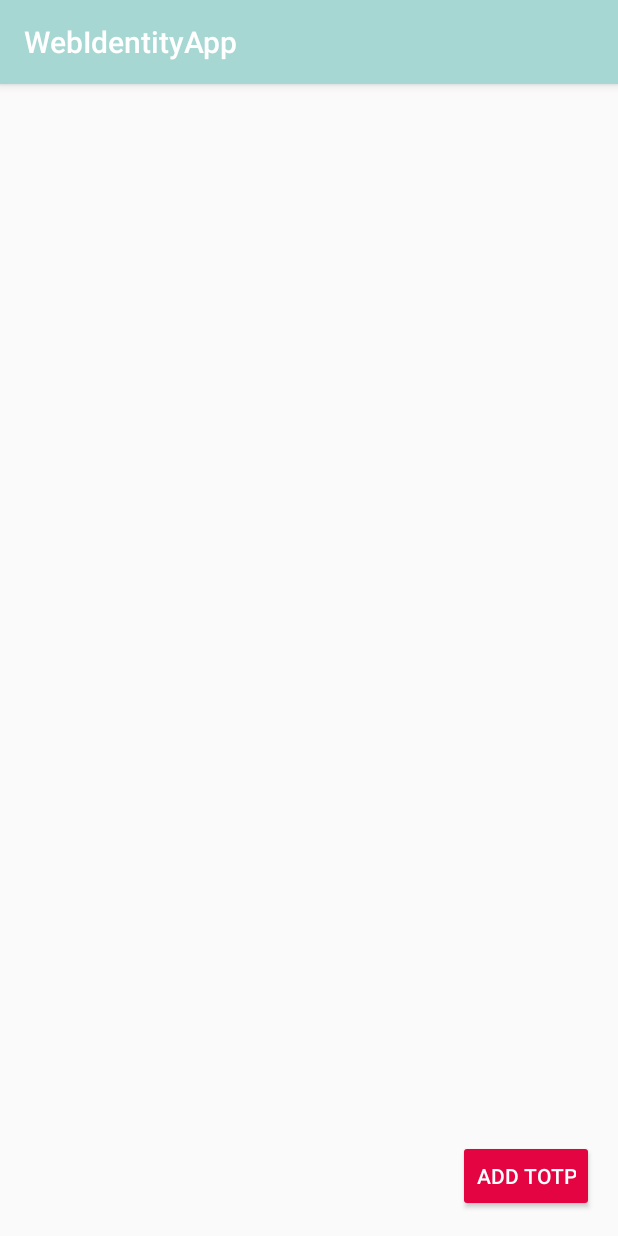
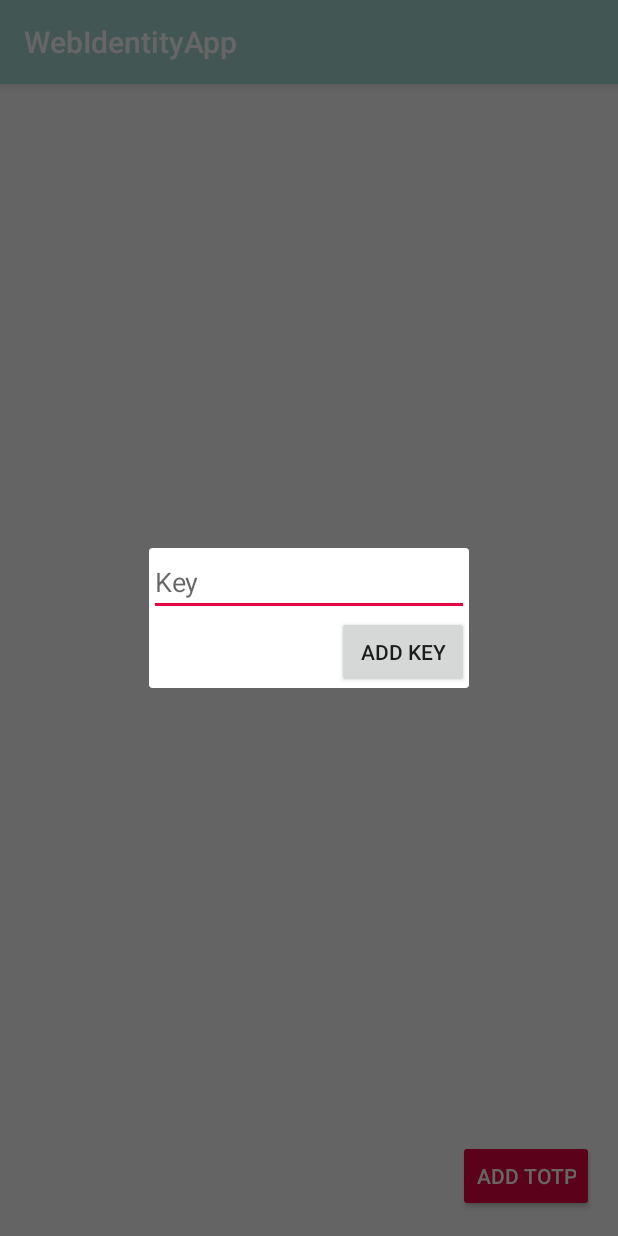
Before and after one commit to MaxBurgert/web-identity, an Android app: the screen it shows after launch (MainActivity), after a tap on "ADD TOTP", on a phone screen of 412 x 824 dp. Run offline under Robolectric (Android 15) with nearby library versions, the phone set to English and light mode, and no system bars.

Commit message:
Added key input dialog

```diff
--- /dev/null
+++ b/AndroidApp/app/src/main/java/ch/unibas/dmi/webidentityapp/KeyInputDialog.java
@@ -0,0 +1,27 @@
+package ch.unibas.dmi.webidentityapp;
+
+import android.app.DialogFragment;
+import android.os.Bundle;
+import android.view.LayoutInflater;
+import android.view.View;
+import android.view.ViewGroup;
+
+public class KeyInputDialog extends DialogFragment {
+  public KeyInputDialog() {
+    // Empty constructor is required for DialogFragment
+    // Make sure not to add arguments to the constructor
+    // Use `newInstance` instead as shown below
+  }
+  public static KeyInputDialog newInstance(String title) {
+    KeyInputDialog frag = new KeyInputDialog();
+    Bundle args = new Bundle();
+    args.putString("title", title);
+    frag.setArguments(args);
+    return frag;
+  }
+  @Override
+  public View onCreateView(LayoutInflater inflater, ViewGroup container,
+      Bundle savedInstanceState) {
+    return getActivity().getLayoutInflater().inflate(R.layout.dialog_key_input, container);
+  }
+}
--- a/AndroidApp/app/src/main/java/ch/unibas/dmi/webidentityapp/MainActivity.java
+++ b/AndroidApp/app/src/main/java/ch/unibas/dmi/webidentityapp/MainActivity.java
@@ -1,11 +1,13 @@
 package ch.unibas.dmi.webidentityapp;
 
+import android.app.FragmentManager;
 import android.support.v7.app.AppCompatActivity;
 import android.os.Bundle;
 import android.view.View;
 import android.view.View.OnClickListener;
 import android.widget.Button;
 import android.widget.Toast;
+import java.util.Objects;
 
 public class MainActivity extends AppCompatActivity {
 
@@ -21,6 +23,9 @@ public class MainActivity extends AppCompatActivity {
     buttonAddTotp.setOnClickListener(new OnClickListener() {
       @Override
       public void onClick(View view) {
+        FragmentManager fragmentManager = getFragmentManager();
+        KeyInputDialog keyInputDialog = KeyInputDialog.newInstance("test");
+        keyInputDialog.show(Objects.requireNonNull(fragmentManager),"fragment_patient_form");
         Toast.makeText(getApplicationContext(), "Hello",Toast.LENGTH_LONG).show();
       }
     });
--- /dev/null
+++ b/AndroidApp/app/src/main/res/layout/dialog_key_input.xml
@@ -0,0 +1,28 @@
+<?xml version="1.0" encoding="utf-8"?>
+<android.support.constraint.ConstraintLayout
+  xmlns:android="http://schemas.android.com/apk/res/android"
+  android:layout_width="match_parent"
+  android:layout_height="match_parent"
+  xmlns:app="http://schemas.android.com/apk/res-auto">
+
+
+  <EditText
+    android:id="@+id/input_key"
+    android:layout_width="wrap_content"
+    android:layout_height="wrap_content"
+    android:ems="10"
+    android:inputType="number"
+    android:hint="@string/hint_key"
+    app:layout_constraintLeft_toLeftOf="parent"
+    app:layout_constraintRight_toRightOf="parent"/>
+
+  <Button
+    android:id="@+id/button"
+    android:layout_width="wrap_content"
+    android:layout_height="wrap_content"
+    android:text="@string/button_add_key"
+    app:layout_constraintTop_toBottomOf="@+id/input_key"
+    app:layout_constraintEnd_toEndOf="@id/input_key"/>
+
+
+</android.support.constraint.ConstraintLayout>
--- a/AndroidApp/app/src/main/res/values/strings.xml
+++ b/AndroidApp/app/src/main/res/values/strings.xml
@@ -1,4 +1,6 @@
 <resources>
   <string name="app_name">WebIdentityApp</string>
   <string name="button_add">Add TOTP</string>
+  <string name="hint_key">Key</string>
+  <string name="button_add_key">Add key</string>
 </resources>
--- a/AndroidApp/build.gradle
+++ b/AndroidApp/build.gradle
@@ -7,7 +7,7 @@ buildscript {
         jcenter()
     }
     dependencies {
-        classpath 'com.android.tools.build:gradle:3.1.0'
+        classpath 'com.android.tools.build:gradle:3.2.1'
 
 
         // NOTE: Do not place your application dependencies here; they belong
```
Also changed, not shown: AndroidApp/gradle/wrapper/gradle-wrapper.properties.
